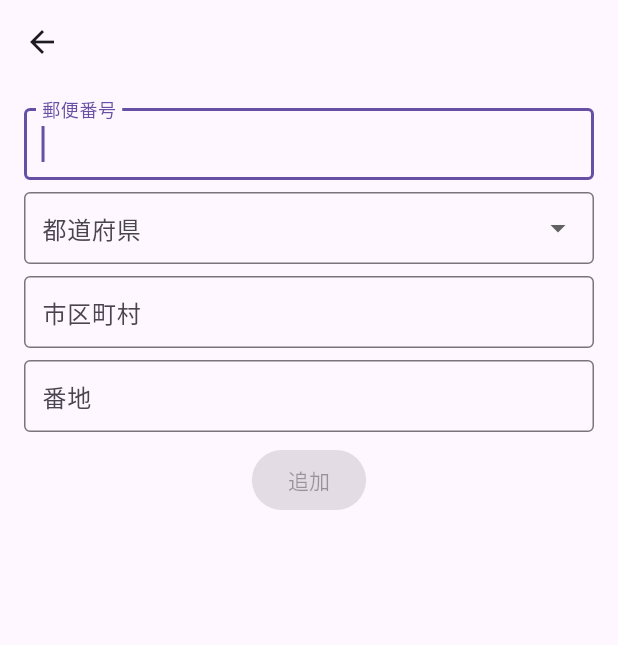
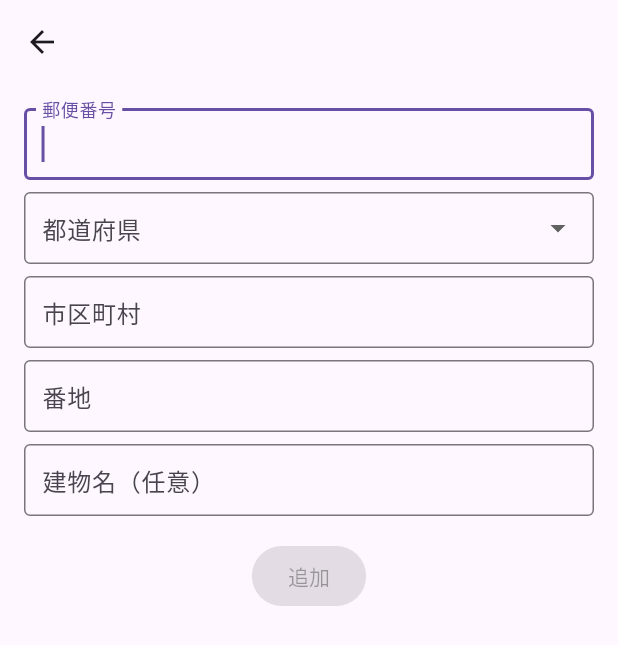
Before and after one commit to DaigoWakabayashi/flutter_address_input, a Flutter app: the AddPage screen opened directly, on a phone screen of 412 x 824 dp. Shown: the top 645 px of the screen. Run offline on Flutter 3.47's test engine with Material 3 defaults, Android fonts, the phone set to English and light mode, and no system bars; our stand-ins replace cloud_firestore, firebase_core, flutter_hooks, gap, hooks_riverpod; accounts and stored records are empty.

Commit message:
feat: 建物名等を入力する optional なフィールド追加

```diff
--- a/lib/models/address.dart
+++ b/lib/models/address.dart
@@ -19,11 +19,15 @@ final class Address {
   /// 町域名
   final String address3;
 
+  /// 建物名
+  final String? address4;
+
   Address({
     required this.zipcode,
     required this.address1,
     required this.address2,
     required this.address3,
+    this.address4,
   });
 
   factory Address.fromJson(Map<String, dynamic> json) {
@@ -32,6 +36,7 @@ final class Address {
       address1: json['address1'],
       address2: json['address2'],
       address3: json['address3'],
+      address4: json['address4'],
     );
   }
 }
--- a/lib/pages/add_page.dart
+++ b/lib/pages/add_page.dart
@@ -15,9 +15,11 @@ class AddPage extends HookWidget {
     final address1State = useState<Prefecture?>(null);
     final address2Controller = useTextEditingController();
     final address3Controller = useTextEditingController();
+    final address4Controller = useTextEditingController();
     // FocusNode
     final address2FocusNode = useFocusNode();
     final address3FocusNode = useFocusNode();
+    final address4FocusNode = useFocusNode();
     // Validation
     final isValidZipcode = useListenableSelector(
       zipcodeController,
@@ -45,6 +47,8 @@ class AddPage extends HookWidget {
         'address1': address1State.value!.ja,
         'address2': address2Controller.text,
         'address3': address3Controller.text,
+        'address4':
+            address4Controller.text.isEmpty ? null : address4Controller.text,
         'createdAt': FieldValue.serverTimestamp(),
       });
       navigator.pop();
@@ -93,9 +97,16 @@ class AddPage extends HookWidget {
               controller: address3Controller,
               focusNode: address3FocusNode,
               decoration: const InputDecoration(labelText: '番地'),
+              onEditingComplete: () => address4FocusNode.requestFocus(),
+            ),
+            const Gap(8),
+            TextFormField(
+              controller: address4Controller,
+              focusNode: address4FocusNode,
+              decoration: const InputDecoration(labelText: '建物名（任意）'),
               onEditingComplete: () => FocusScope.of(context).unfocus(),
             ),
-            const Gap(8),
+            const Gap(16),
             Center(
               child: ElevatedButton(
                 onPressed: buttonEnabled ? add : null,
```
